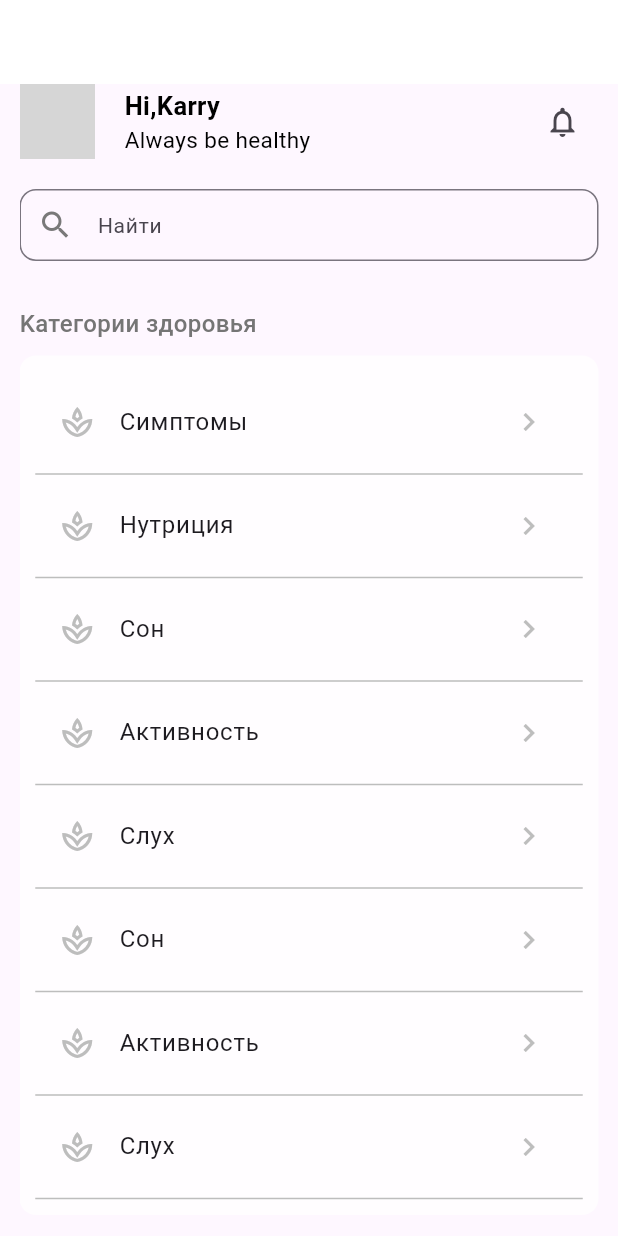
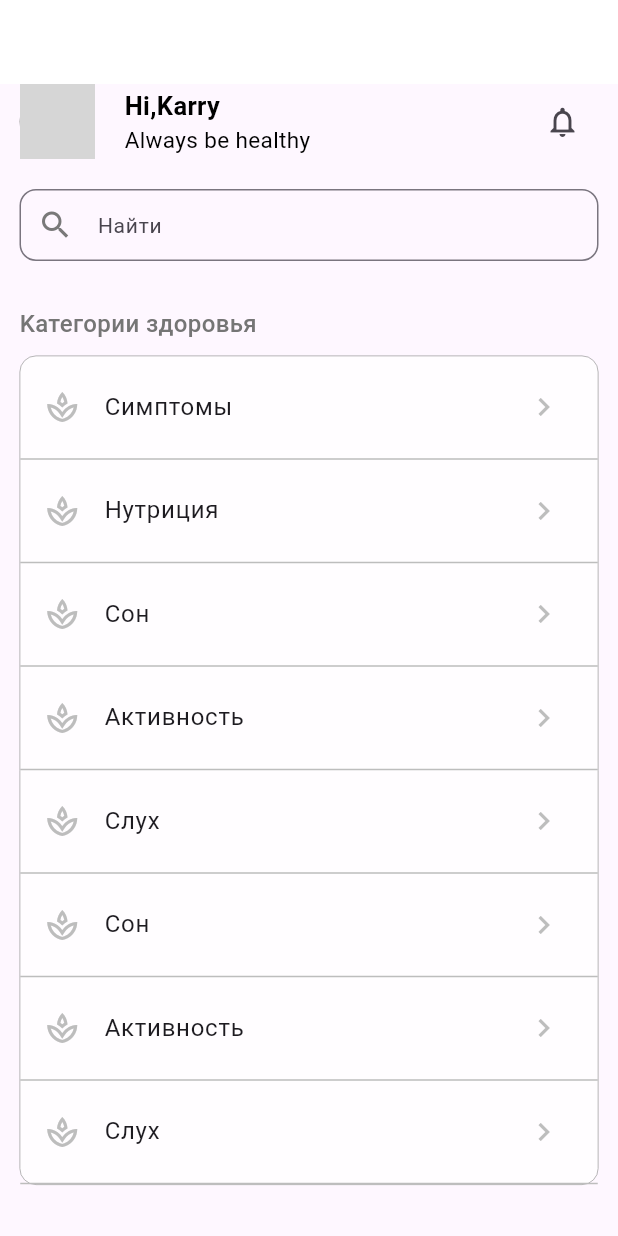
Before and after one commit to eminowam/wellness_mobile, a Flutter app: the HomePage screen opened directly, on a phone screen of 412 x 824 dp. Run offline on Flutter 3.47's test engine with Material 3 defaults, Android fonts, the phone set to English and light mode, and no system bars; our stand-ins replace shared_preferences; missing offline and left inert: flutter_verification_code; accounts and stored records are empty; network calls fail; grey boxes are pictures that could not be loaded.

Commit message:
container editing

```diff
--- a/lib/pages/main_screen/main_screen.dart
+++ b/lib/pages/main_screen/main_screen.dart
@@ -74,8 +74,7 @@ class _HomePageState extends State<HomePage> {
                           Navigator.push(
                               context,
                               CupertinoPageRoute(
-                                  builder: (_) => const NotificationScreen()));
-                        },
+                                  builder: (_) => const NotificationScreen()));},
                         icon: const Icon(Icons.notifications_none_outlined))
                   ],
                 ),
@@ -96,18 +95,17 @@ class _HomePageState extends State<HomePage> {
                       fontWeight: FontWeight.w500,
                       fontSize: 16),
                 ),
-                const SizedBox(height: 10),
+                const SizedBox(height: 10,),
                 Container(
                   padding:
-                      const EdgeInsets.symmetric(horizontal: 10, vertical: 10),
+                      const EdgeInsets.symmetric(horizontal: 0, vertical: 0),
                   decoration: BoxDecoration(
                     borderRadius: BorderRadius.circular(11),
                     color: Colors.white70,
                     border: Border.all(
                       width: 0.5,
-                      color: Colors.white10,
+                      color: Colors.grey.shade500,
                     ),
-                    // BorderSide(width: 0.2,color: Colors.white10)
                   ),
                   child: ListView.builder(
                     physics: const NeverScrollableScrollPhysics(),
--- a/lib/pages/profile/profile_screen.dart
+++ b/lib/pages/profile/profile_screen.dart
@@ -153,7 +153,7 @@ class CustomSettings extends StatelessWidget {
         decoration: BoxDecoration(
           color: Colors.grey.shade50,
           borderRadius: BorderRadius.circular(10),
-            border: Border.all(color: Colors.grey.shade100)
+            border: Border.all(color: Colors.grey.shade200)
         ),
         child: Row(
           mainAxisAlignment: MainAxisAlignment.spaceBetween,
```
